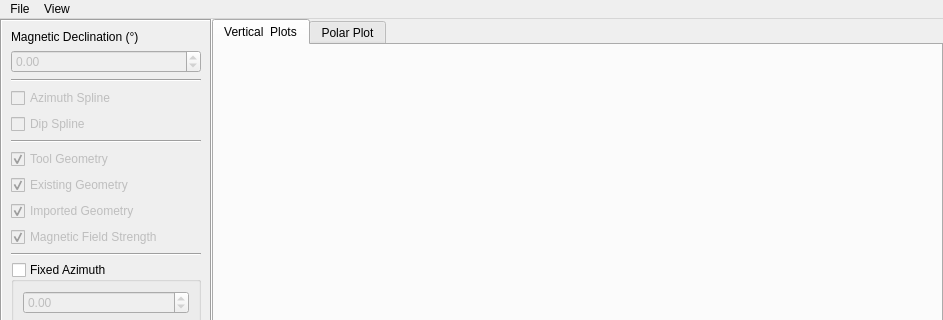
Before: the Qt Designer form src/qt_ui/pem_geometry.ui in Eric-Meunier/Processor-Suite, drawn with Qt 5; both pictures show x 0 to 943 and y 0 to 320 of the 943 by 669 pixel window.
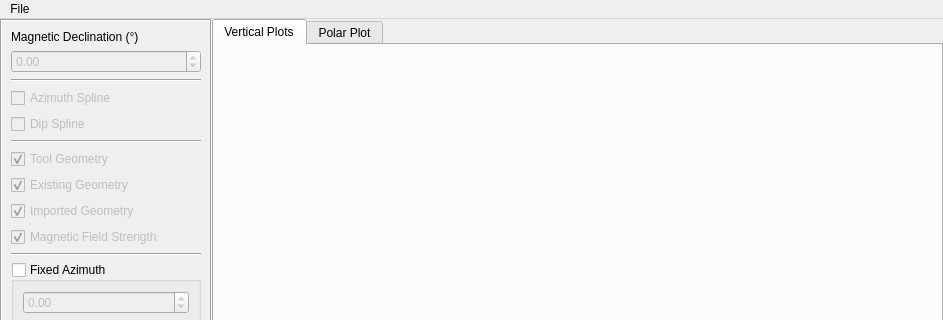
After: the same form once the commit is applied. The open tabs and pages were chosen to show the change.

Commit message: Completed work on polar plot in pem_geometry.

```diff
--- a/src/qt_ui/pem_geometry.ui
+++ b/src/qt_ui/pem_geometry.ui
@@ -320,7 +320,7 @@
       </property>
       <widget class="QWidget" name="tabWidget_2Page1" native="true">
        <attribute name="title">
-        <string>Vertical  Plots</string>
+        <string>Vertical Plots</string>
        </attribute>
        <layout class="QVBoxLayout" name="verticalLayout_2">
         <property name="spacing">
@@ -384,14 +384,7 @@
     </property>
     <addaction name="actionOpen_Geometry_File"/>
    </widget>
-   <widget class="QMenu" name="menuView">
-    <property name="title">
-     <string>View</string>
-    </property>
-    <addaction name="actionPolar_Plot"/>
-   </widget>
    <addaction name="menuFile"/>
-   <addaction name="menuView"/>
   </widget>
   <widget class="QStatusBar" name="status_bar">
    <property name="sizeGripEnabled">
```
Left out of the diff: 6 changed lines with no effect on the pictures. The commit also changes 2 other files.
